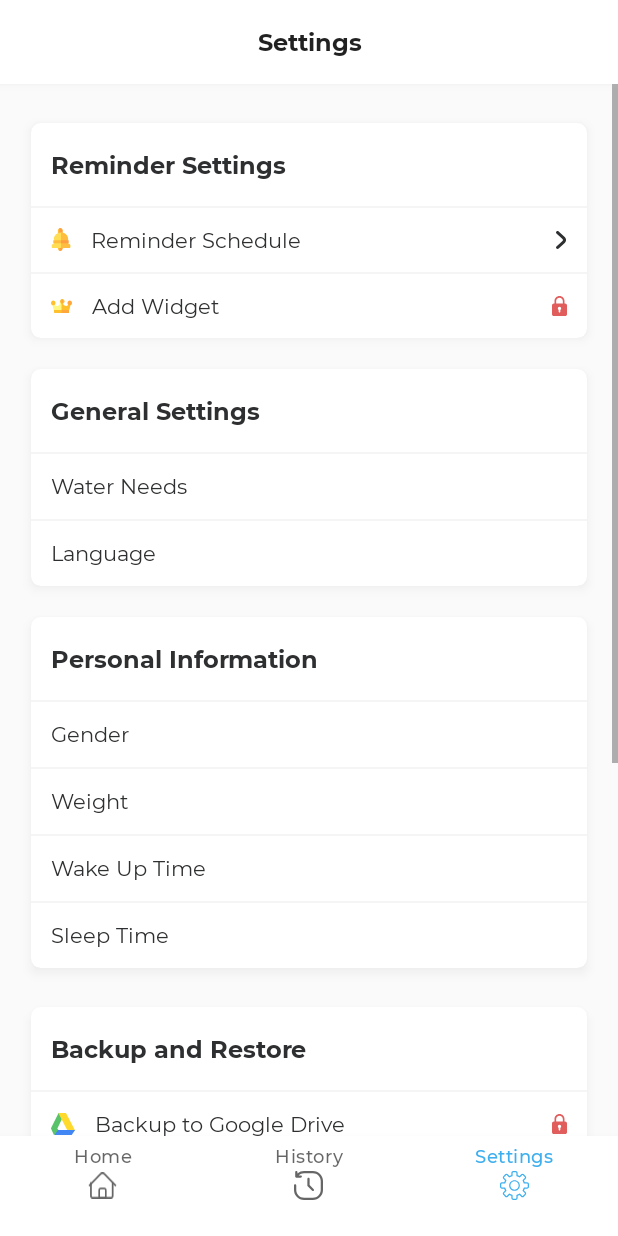
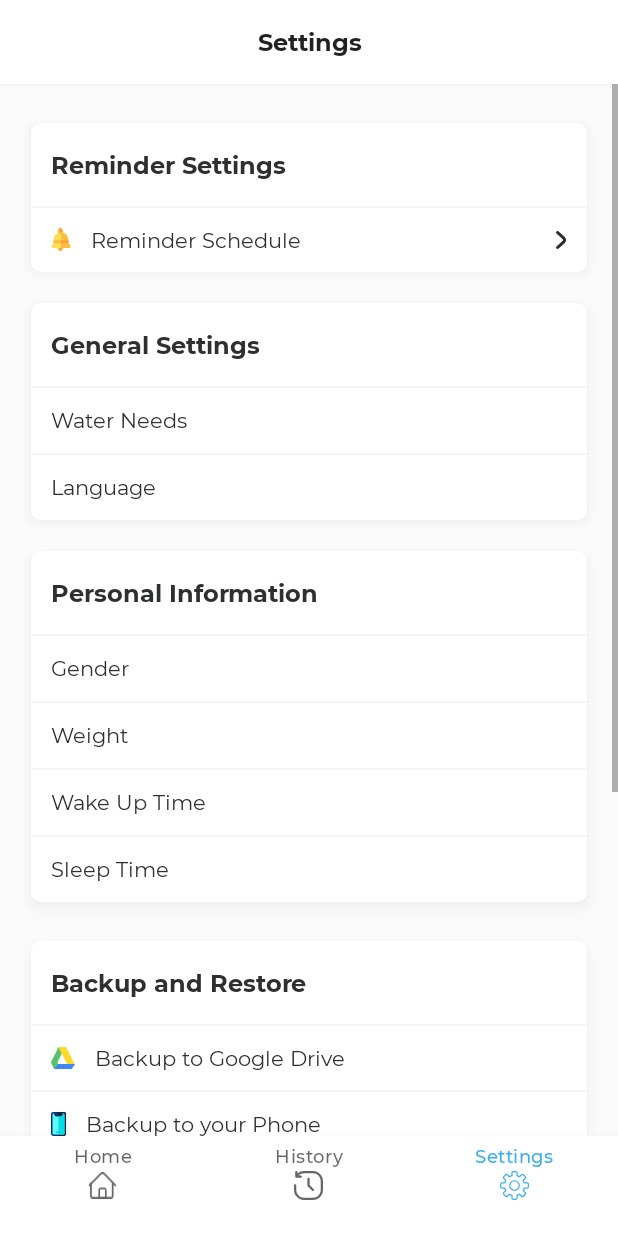
Before and after one commit to Codingle-House/Minumin, an Android app: the MainFragment screen opened directly, with no data from a screen before it, item 3 of the bottom bar chosen, on a phone screen of 412 x 824 dp. Run offline under Robolectric (Android 15) with nearby library versions, the phone set to English and light mode, and no system bars; our stand-ins replace Dagger/Hilt's generated code, Room's generated code, sdp/ssp sizes; libraries missing offline, so code that uses them is left out: ir.androidexception.roomdatabasebackupandrestore, me.everything.android, pub.devrel.easypermissions; 10 statements that could not run were skipped.

Commit message:
remove pro feature

```diff
--- a/app/src/main/java/id/co/minumin/presentation/home/main/MainFragment.kt
+++ b/app/src/main/java/id/co/minumin/presentation/home/main/MainFragment.kt
@@ -74,10 +74,6 @@ class MainFragment : BaseFragment<FragmentMainBinding>() {
             diffCallback,
             itemListener = ::drinkItemListener
         )
-    }
-
-    private val loadingDialog by lazy {
-        LoadingDialog(requireContext())
     }
 
     private var selectedCupCapacity: Int = 0
@@ -177,9 +173,6 @@ class MainFragment : BaseFragment<FragmentMainBinding>() {
 
     private fun loadData() {
         binding.mainTextviewDate.text = getCurrentDateString(FULL_DATE_FORMAT)
-        if (loadingDialog.isShowing.not()) {
-            loadingDialog.show()
-        }
         with(mainViewModel) {
             getData()
             getDrinkWater(currentDate)
@@ -223,7 +216,7 @@ class MainFragment : BaseFragment<FragmentMainBinding>() {
         )
 
         if (currentWaterConsumption != 0) {
-            calculatePersentage()
+            calculatePercentage()
         }
     }
 
@@ -247,17 +240,11 @@ class MainFragment : BaseFragment<FragmentMainBinding>() {
         drinkAdapter.setData(list)
         binding.mainPlaceholder.root.isGone = list.isNotEmpty()
         binding.mainRecyclerviewDrink.isGone = list.isEmpty()
-        calculatePersentage()
+        calculatePercentage()
     }
 
     @SuppressLint("SetTextI18n")
-    private fun calculatePersentage() {
-        if (loadingDialog.isShowing) {
-            Handler(Looper.getMainLooper()).postDelayed(
-                { loadingDialog.dismiss() },
-                MILLIS.toLong()
-            )
-        }
+    private fun calculatePercentage() {
         val percentage =
             currentWaterConsumption.toDouble() / totalWaterConsumption.toDouble() * MAX_PERCENTAGE
         with(binding.mainProgress) {
--- a/app/src/main/java/id/co/minumin/presentation/view/CircularProgressOptions.kt
+++ b/app/src/main/java/id/co/minumin/presentation/view/CircularProgressOptions.kt
@@ -118,6 +118,6 @@ internal class CircularProgressOptions {
     companion object {
         private const val MIN_FADE_ALPHA = 85
         private const val MAX_ALPHA = 255
-        private const val DASH_LINE_LENGTH = 8
+        private const val DASH_LINE_LENGTH = 8F
     }
 }
--- a/app/src/main/res/layout/fragment_settings.xml
+++ b/app/src/main/res/layout/fragment_settings.xml
@@ -84,26 +84,6 @@
                         app:minumin_text_code="p_a_r"
                         app:minumin_text_color="dark" />
 
-                    <View
-                        android:layout_width="match_parent"
-                        android:layout_height="@dimen/_1sdp"
-                        android:background="@color/line_gray" />
-
-                    <id.co.minumin.uikit.MinuminTextView
-                        android:id="@+id/settings_textview_widget"
-                        android:layout_width="match_parent"
-                        android:layout_height="wrap_content"
-                        android:background="?attr/selectableItemBackground"
-                        android:clickable="true"
-                        android:drawablePadding="@dimen/_10sdp"
-                        android:focusable="true"
-                        android:paddingHorizontal="@dimen/_10sdp"
-                        android:paddingVertical="@dimen/_9sdp"
-                        android:text="@string/settings_text_widget"
-                        app:drawableEndCompat="@drawable/general_ic_lock"
-                        app:drawableStartCompat="@drawable/general_ic_crown"
-                        app:minumin_text_code="p_a_r"
-                        app:minumin_text_color="dark" />
                 </LinearLayout>
             </com.google.android.material.card.MaterialCardView>
 
@@ -435,7 +415,6 @@
                         android:paddingHorizontal="@dimen/_10sdp"
                         android:paddingVertical="@dimen/_9sdp"
                         android:text="@string/settings_text_backup_googledrive"
-                        app:drawableEndCompat="@drawable/general_ic_lock"
                         app:drawableStartCompat="@drawable/general_ic_drive"
                         app:minumin_text_code="p_a_r"
                         app:minumin_text_color="dark" />
@@ -456,7 +435,6 @@
                         android:paddingHorizontal="@dimen/_10sdp"
                         android:paddingVertical="@dimen/_9sdp"
                         android:text="@string/settings_text_backup_local"
-                        app:drawableEndCompat="@drawable/general_ic_lock"
                         app:drawableStartCompat="@drawable/general_ic_phone"
                         app:minumin_text_code="p_a_r"
                         app:minumin_text_color="dark" />
@@ -478,7 +456,6 @@
                         android:paddingVertical="@dimen/_9sdp"
                         android:text="@string/settings_text_restore_googledrive"
                         android:visibility="gone"
-                        app:drawableEndCompat="@drawable/general_ic_lock"
                         app:drawableStartCompat="@drawable/general_ic_drive"
                         app:minumin_text_code="p_a_r"
                         app:minumin_text_color="dark" />
@@ -500,7 +477,6 @@
                         android:paddingHorizontal="@dimen/_10sdp"
                         android:paddingVertical="@dimen/_9sdp"
                         android:text="@string/settings_text_restore_local"
-                        app:drawableEndCompat="@drawable/general_ic_lock"
                         app:drawableStartCompat="@drawable/general_ic_restore"
                         app:minumin_text_code="p_a_r"
                         app:minumin_text_color="dark" />
```
Also changed, not shown: app/src/main/java/id/co/minumin/presentation/home/settings/SettingsFragment.kt (+1 -30 lines), app/src/main/java/id/co/minumin/widget/BroadcastWidgetOne.kt (+11 -13 lines), app/src/main/java/id/co/minumin/widget/BroadcastWidgetTwo.kt (+10 -12 lines).
